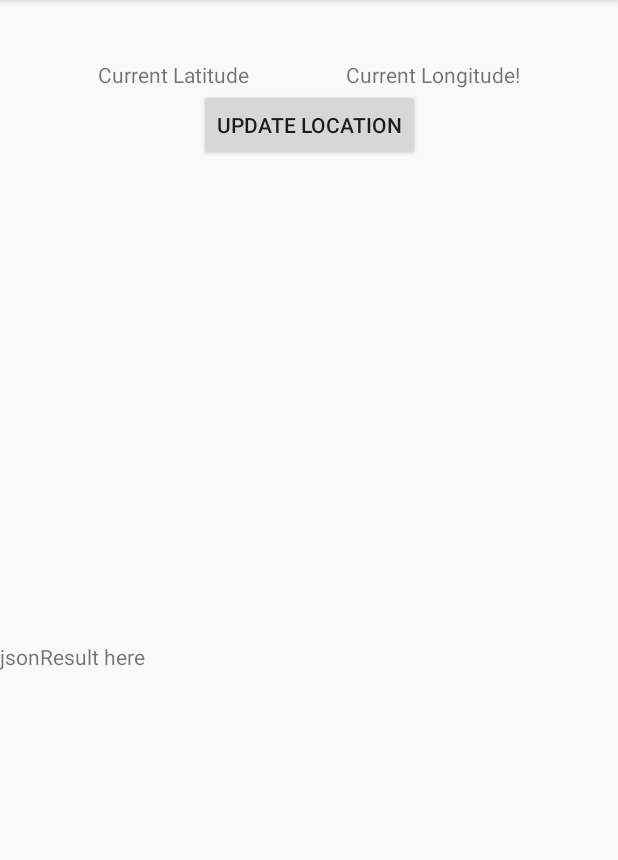
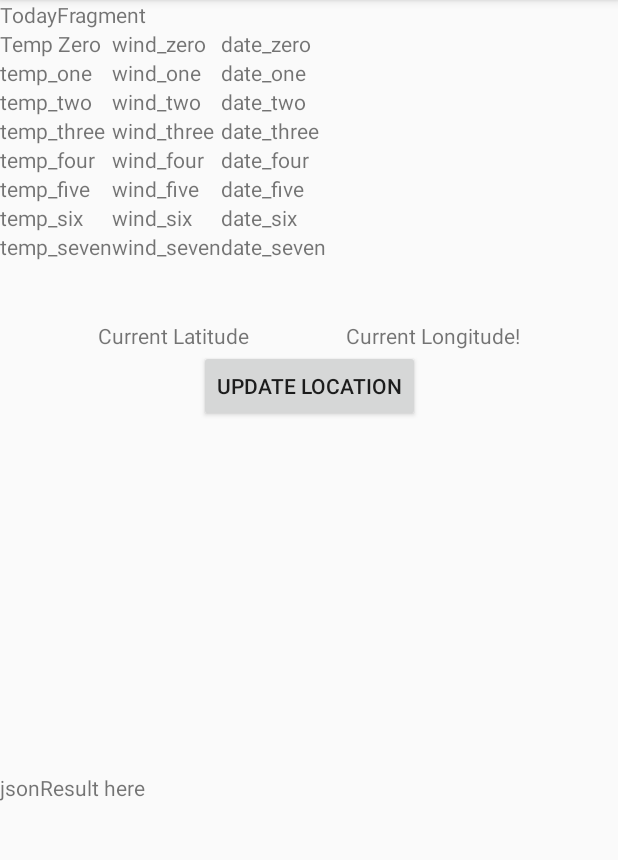
Before and after one commit to cyrilAndro/simpleMeteoGPS, an Android app: the screen it shows after launch (MainActivity), on a phone screen of 412 x 824 dp, the part 84-944 px from its top. Run offline under Robolectric (Android 15) with nearby library versions, the phone set to English and light mode, and no system bars.

Commit message:
Second Fragment Created. ViewModel is now carrying a complex LiveData<MutableList<MutableList<Weather>>>> called simply datas That I am using to extract the datas I need to populate the RecyclerView and the future Library MP Chart for the UI

```diff
--- a/app/build.gradle
+++ b/app/build.gradle
@@ -42,4 +42,6 @@ dependencies {
     implementation 'androidx.lifecycle:lifecycle-extensions:2.1.0'
     implementation 'com.google.android.material:material:1.0.0'
 
+    implementation 'com.google.code.gson:gson:2.8.6'
+
 }
--- /dev/null
+++ b/app/src/main/java/cyril/cieslak/simplemeteogps/Fragments/TodayFragment.kt
@@ -0,0 +1,65 @@
+package cyril.cieslak.simplemeteogps.Fragments
+
+import android.content.Context
+import android.net.Uri
+import android.os.Bundle
+import android.util.Log
+import androidx.fragment.app.Fragment
+import android.view.LayoutInflater
+import android.view.View
+import android.view.ViewGroup
+import android.widget.TextView
+import androidx.lifecycle.Observer
+import androidx.lifecycle.ViewModelProviders
+import cyril.cieslak.simplemeteogps.Adapters.ItemCityFragmentAdapter
+import cyril.cieslak.simplemeteogps.MainActivityViewModel
+
+import cyril.cieslak.simplemeteogps.R
+import cyril.cieslak.simplemeteogps.Weather
+
+
+class TodayFragment : Fragment() {
+
+    lateinit var viewModel : MainActivityViewModel
+
+
+    override fun onCreateView(
+        inflater: LayoutInflater, container: ViewGroup?,
+        savedInstanceState: Bundle?
+    ): View? {
+        // Inflate the layout for this fragment
+        return inflater.inflate(R.layout.fragment_today, container, false)
+    }
+
+    override fun onViewCreated(view: View, savedInstanceState: Bundle?) {
+
+
+        var tempZero = view.findViewById<TextView>(R.id.tempZero)
+
+
+        // On fait entrer viewModel dans le scope de l'activité
+        viewModel = ViewModelProviders.of(activity!!).get(MainActivityViewModel::class.java)
+
+
+        viewModel.getStateDatasAfterParsing().observe(this, Observer { ittt : MutableList<MutableList<Weather>> ->
+
+
+            var datas = ittt
+
+
+            tempZero.text = datas[0][0].temperature
+
+//                    var datas = parseWeatherDatas(jsonResultTextFromViewModel).parseDatasFromApi(jsonResultTextFromViewModel)
+//                    Log.i("bongo", " datas values dans fragment city : $datas")
+//                    Log.i("pluto", "datas CityFragment = $datas")
+//            adapter = ItemCityFragmentAdapter(datas)
+//
+//            val recyclerView = view?.findViewById<androidx.recyclerview.widget.RecyclerView>(R.id.recyclerView_fragmentCity)
+//            recyclerView?.layoutManager = androidx.recyclerview.widget.LinearLayoutManager(context)
+//            recyclerView?.adapter = this.adapter
+//            Log.i("pluto", "RecycylerView dasn CityFragment = $recyclerView")
+
+        })
+
+    }
+}
--- a/app/src/main/java/cyril/cieslak/simplemeteogps/MainActivityViewModel.kt
+++ b/app/src/main/java/cyril/cieslak/simplemeteogps/MainActivityViewModel.kt
@@ -3,8 +3,6 @@ package cyril.cieslak.simplemeteogps
 import androidx.lifecycle.LiveData
 import androidx.lifecycle.MutableLiveData
 import androidx.lifecycle.ViewModel
-import java.math.RoundingMode
-import java.text.DecimalFormat
 
 class MainActivityViewModel : ViewModel() {
 
@@ -38,12 +36,12 @@ class MainActivityViewModel : ViewModel() {
 
     // JSON RESULT TEXT
 
-    private val stateJsonResultText = MutableLiveData<String> ()
+    private val stateDatasAfterParsing = MutableLiveData<MutableList<MutableList<Weather>>> ()
 
-    fun getStateJsonResult() : LiveData<String> = stateJsonResultText
+    fun getStateDatasAfterParsing() : LiveData<MutableList<MutableList<Weather>>> = stateDatasAfterParsing
 
-    fun entryJsonResult (jsonResultText : String) {
-        stateJsonResultText.value = jsonResultText
+    fun entryDatasAfterParsing (datas : MutableList<MutableList<Weather>>) {
+        stateDatasAfterParsing.value = datas
     }
 
 }
--- a/app/src/main/res/layout/activity_main.xml
+++ b/app/src/main/res/layout/activity_main.xml
@@ -14,6 +14,17 @@
         app:layout_constraintLeft_toLeftOf="parent"
         app:layout_constraintRight_toRightOf="parent"
         app:layout_constraintTop_toTopOf="parent"
+        app:layout_constraintBottom_toTopOf="@id/todayFragment"
+        />
+
+    <fragment
+        android:name="cyril.cieslak.simplemeteogps.Fragments.TodayFragment"
+        android:id="@+id/todayFragment"
+        android:layout_width="match_parent"
+        android:layout_height="wrap_content"
+        app:layout_constraintLeft_toLeftOf="parent"
+        app:layout_constraintRight_toRightOf="parent"
+        app:layout_constraintTop_toBottomOf="@id/cityFragment"
         app:layout_constraintBottom_toTopOf="@id/yourCurrentLongitude"
         />
 
@@ -25,7 +36,7 @@
         app:layout_constraintBottom_toTopOf="@id/button_update_coordinates"
        app:layout_constraintLeft_toLeftOf="parent"
         app:layout_constraintRight_toLeftOf="@id/yourCurrentLongitude"
-        app:layout_constraintTop_toTopOf="parent"
+        app:layout_constraintTop_toBottomOf="@id/todayFragment"
         android:layout_marginTop="40dp"/>
 
 
@@ -36,7 +47,7 @@
         android:text="Current Longitude!"
         app:layout_constraintStart_toEndOf="@id/yourCurrentLatitude"
         app:layout_constraintEnd_toEndOf="parent"
-        app:layout_constraintTop_toTopOf="parent"
+        app:layout_constraintTop_toBottomOf="@id/todayFragment"
         app:layout_constraintBottom_toTopOf="@id/button_update_coordinates"
         android:layout_marginTop="40dp"/>
 
--- /dev/null
+++ b/app/src/main/res/layout/fragment_today.xml
@@ -0,0 +1,216 @@
+<?xml version="1.0" encoding="utf-8"?>
+<LinearLayout xmlns:android="http://schemas.android.com/apk/res/android"
+    xmlns:tools="http://schemas.android.com/tools"
+    android:layout_width="match_parent"
+    android:layout_height="match_parent"
+    android:orientation="vertical"
+    tools:context=".Fragments.TodayFragment">
+
+    <!-- TODO: Update blank fragment layout -->
+
+    <TextView
+        android:layout_width="wrap_content"
+        android:layout_height="wrap_content"
+        android:text="@string/todayfragment" />
+
+    <androidx.appcompat.widget.LinearLayoutCompat
+        android:layout_width="match_parent"
+        android:layout_height="wrap_content"
+        android:orientation="horizontal">
+
+        <androidx.recyclerview.widget.RecyclerView
+            android:id="@+id/recyclerView_fragmentToday"
+            android:layout_width="match_parent"
+            android:layout_height="wrap_content"
+            android:orientation="horizontal"/>
+
+
+    </androidx.appcompat.widget.LinearLayoutCompat>
+
+    <FrameLayout
+        android:layout_width="match_parent"
+        android:layout_height="wrap_content"
+        android:orientation="horizontal"
+        >
+
+        <LinearLayout
+            android:layout_width="wrap_content"
+            android:layout_height="wrap_content"
+            android:orientation="horizontal">
+
+        <LinearLayout
+            android:id="@+id/tempLinearLayout"
+            android:layout_width="wrap_content"
+            android:layout_height="wrap_content"
+            android:orientation="vertical"
+            >
+
+            <TextView
+                android:id="@+id/tempZero"
+                android:layout_width="wrap_content"
+                android:layout_height="wrap_content"
+                android:text="@string/temp_zero" />
+
+            <TextView
+                android:id="@+id/tempOne"
+                android:layout_width="wrap_content"
+                android:layout_height="wrap_content"
+                android:text="@string/temp_one" />
+
+            <TextView
+                android:id="@+id/tempTwo"
+                android:layout_width="wrap_content"
+                android:layout_height="wrap_content"
+                android:text="@string/temp_two" />
+
+            <TextView
+                android:id="@+id/tempThree"
+                android:layout_width="wrap_content"
+                android:layout_height="wrap_content"
+                android:text="@string/temp_three" />
+
+            <TextView
+                android:id="@+id/tempFour"
+                android:layout_width="wrap_content"
+                android:layout_height="wrap_content"
+                android:text="@string/temp_four" />
+
+            <TextView
+                android:id="@+id/tempFive"
+                android:layout_width="wrap_content"
+                android:layout_height="wrap_content"
+                android:text="@string/temp_five" />
+
+            <TextView
+                android:id="@+id/tempSix"
+                android:layout_width="wrap_content"
+                android:layout_height="wrap_content"
+                android:text="@string/temp_six" />
+
+            <TextView
+                android:id="@+id/tempSeven"
+                android:layout_width="wrap_content"
+                android:layout_height="wrap_content"
+                android:text="@string/temp_seven" />
+
+        </LinearLayout>
+
+        <LinearLayout
+            android:id="@+id/windLinearLayout"
+            android:layout_width="wrap_content"
+            android:layout_height="wrap_content"
+            android:orientation="vertical"
+            >
+
+            <TextView
+                android:id="@+id/windZero"
+                android:layout_width="wrap_content"
+                android:layout_height="wrap_content"
+                android:text="@string/wind_zero" />
+
+            <TextView
+                android:id="@+id/windOne"
+                android:layout_width="wrap_content"
+                android:layout_height="wrap_content"
+                android:text="@string/wind_one" />
+
+            <TextView
+                android:id="@+id/windTwo"
+                android:layout_width="wrap_content"
+                android:layout_height="wrap_content"
+                android:text="@string/wind_two" />
+
+            <TextView
+                android:id="@+id/windThree"
+                android:layout_width="wrap_content"
+                android:layout_height="wrap_content"
+                android:text="@string/wind_three" />
+
+            <TextView
+                android:id="@+id/windFour"
+                android:layout_width="wrap_content"
+                android:layout_height="wrap_content"
+                android:text="@string/wind_four" />
+
+            <TextView
+                android:id="@+id/windFive"
+                android:layout_width="wrap_content"
+                android:layout_height="wrap_content"
+                android:text="@string/wind_five" />
+
+            <TextView
+                android:id="@+id/windSix"
+                android:layout_width="wrap_content"
+                android:layout_height="wrap_content"
+                android:text="@string/wind_six" />
+
+            <TextView
+                android:id="@+id/windSeven"
+                android:layout_width="wrap_content"
+                android:layout_height="wrap_content"
+                android:text="@string/wind_seven" />
+
+        </LinearLayout>
+
+            <LinearLayout
+                android:id="@+id/dateLinearLayout"
+                android:layout_width="wrap_content"
+                android:layout_height="wrap_content"
+                android:orientation="vertical"
+                >
+
+                <TextView
+                    android:id="@+id/dateZero"
+                    android:layout_width="wrap_content"
+                    android:layout_height="wrap_content"
+                    android:text="@string/date_zero" />
+
+                <TextView
+                    android:id="@+id/dateOne"
+                    android:layout_width="wrap_content"
+                    android:layout_height="wrap_content"
+                    android:text="@string/date_one" />
+
+                <TextView
+                    android:id="@+id/dateTwo"
+                    android:layout_width="wrap_content"
+                    android:layout_height="wrap_content"
+                    android:text="@string/date_two" />
+
+                <TextView
+                    android:id="@+id/dateThree"
+                    android:layout_width="wrap_content"
+                    android:layout_height="wrap_content"
+                    android:text="@string/date_three" />
+
+                <TextView
+                    android:id="@+id/dateFour"
+                    android:layout_width="wrap_content"
+                    android:layout_height="wrap_content"
+                    android:text="@string/date_four" />
+
+                <TextView
+                    android:id="@+id/dateFive"
+                    android:layout_width="wrap_content"
+                    android:layout_height="wrap_content"
+                    android:text="@string/date_five" />
+
+                <TextView
+                    android:id="@+id/dateSix"
+                    android:layout_width="wrap_content"
+                    android:layout_height="wrap_content"
+                    android:text="@string/date_six" />
+
+                <TextView
+                    android:id="@+id/dateSeven"
+                    android:layout_width="wrap_content"
+                    android:layout_height="wrap_content"
+                    android:text="@string/date_seven" />
+
+            </LinearLayout>
+
+        </LinearLayout>
+
+    </FrameLayout>
+
+</LinearLayout>
--- a/app/src/main/res/values/strings.xml
+++ b/app/src/main/res/values/strings.xml
@@ -6,4 +6,29 @@
     <string name="your_location">Your Location :</string>
     <string name="cityLocation">CityLocation</string>
     <string name="countrylocation">countryLocation</string>
+    <string name="todayfragment">TodayFragment</string>
+    <string name="temp_zero">Temp Zero</string>
+    <string name="temp_one">temp_one</string>
+    <string name="temp_two">temp_two</string>
+    <string name="temp_three">temp_three</string>
+    <string name="temp_four">temp_four</string>
+    <string name="temp_five">temp_five</string>
+    <string name="temp_six">temp_six</string>
+    <string name="temp_seven">temp_seven</string>
+    <string name="wind_seven">wind_seven</string>
+    <string name="wind_six">wind_six</string>
+    <string name="wind_five">wind_five</string>
+    <string name="wind_four">wind_four</string>
+    <string name="wind_three">wind_three</string>
+    <string name="wind_two">wind_two</string>
+    <string name="wind_one">wind_one</string>
+    <string name="wind_zero">wind_zero</string>
+    <string name="date_seven">date_seven</string>
+    <string name="date_six">date_six</string>
+    <string name="date_five">date_five</string>
+    <string name="date_four">date_four</string>
+    <string name="date_three">date_three</string>
+    <string name="date_two">date_two</string>
+    <string name="date_one">date_one</string>
+    <string name="date_zero">date_zero</string>
 </resources>
```
Also changed, not shown: app/src/main/java/cyril/cieslak/simplemeteogps/Fragments/CityFragment.kt (+19 -21 lines), app/src/main/java/cyril/cieslak/simplemeteogps/MainActivity.kt (+41 -20 lines), app/src/main/res/layout/fragment_city.xml (+8 -5 lines), app/src/main/res/layout/item_fragment_today.xml (added, +192 -0 lines).
